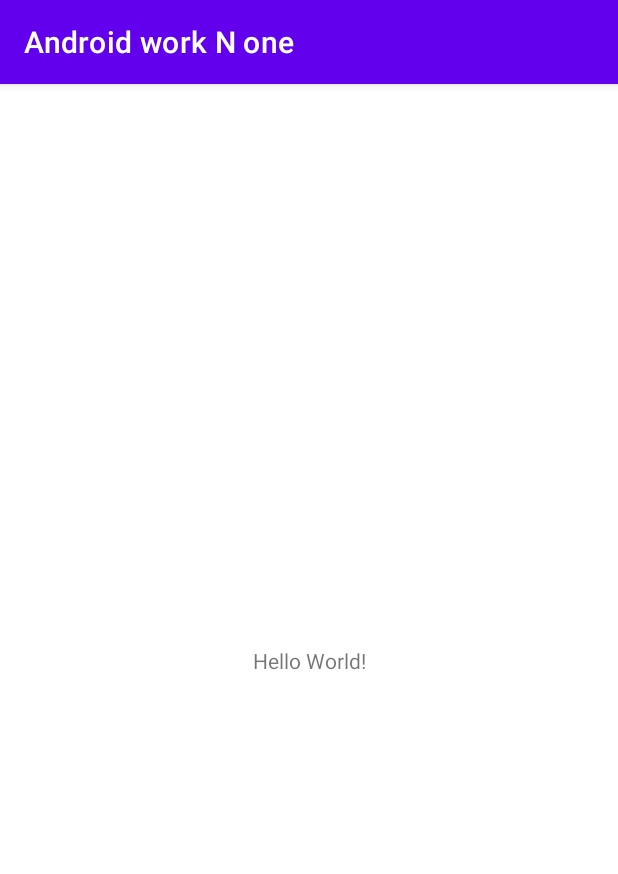
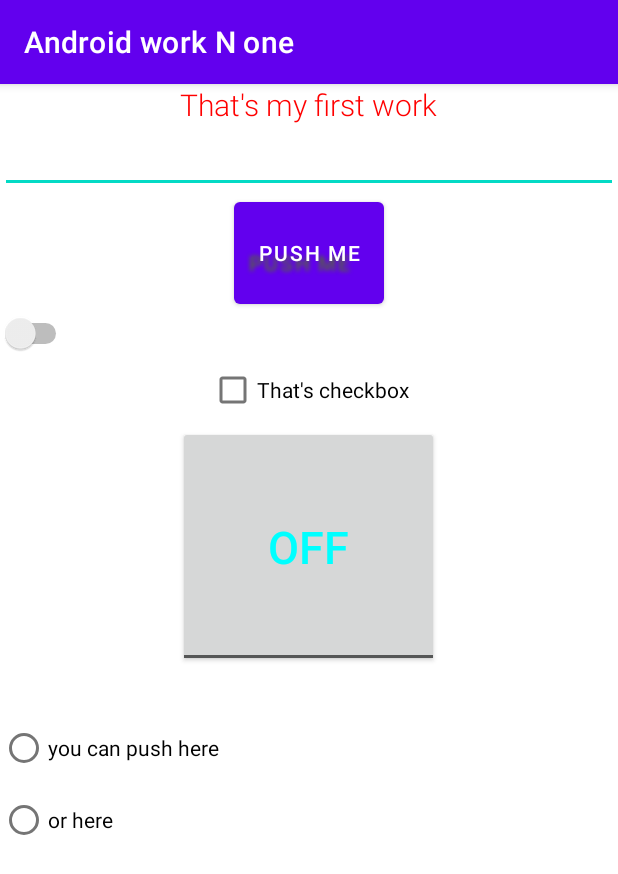
Before and after one commit to lekoal/android_my_work_n_1, an Android app: the screen it shows after launch (MainActivity), on a phone screen of 412 x 824 dp. Shown: the top 874 px of the screen. Run offline under Robolectric (Android 15) with nearby library versions, the phone set to English and light mode, and no system bars.

Commit message:
Added elements in the first layout

```diff
--- a/app/src/main/res/layout/activity_main.xml
+++ b/app/src/main/res/layout/activity_main.xml
@@ -6,13 +6,87 @@
     android:layout_height="match_parent"
     tools:context=".MainActivity">
 
+    <LinearLayout
+        android:layout_width="match_parent"
+        android:layout_height="fill_parent"
+        android:orientation="vertical"
+        tools:layout_editor_absoluteX="1dp"
+        tools:layout_editor_absoluteY="1dp"
+        tools:ignore="MissingConstraints">
+
+
         <TextView
             android:layout_width="wrap_content"
             android:layout_height="wrap_content"
-        android:text="Hello World!"
+            android:text="That's my first work"
+            android:fontFamily="sans-serif-light"
+            android:textColor="#FF0000"
+            android:textSize="20sp"
+            android:layout_gravity="center"
             app:layout_constraintBottom_toBottomOf="parent"
             app:layout_constraintLeft_toLeftOf="parent"
             app:layout_constraintRight_toRightOf="parent"
             app:layout_constraintTop_toTopOf="parent" />
 
+        <EditText
+            android:labelFor="@+id/editTextFirst"
+            android:layout_width="match_parent"
+            android:layout_height="wrap_content"
+            android:gravity="center"
+            tools:text="enter here something"/>
+
+        <Button
+            android:layout_width="wrap_content"
+            android:layout_height="80dp"
+            android:shadowDx="-10"
+            android:shadowDy="10"
+            android:shadowRadius="3"
+            android:shadowColor="#556B2F"
+            android:layout_gravity="center"
+            android:text="Push me" />
+
+
+        <Switch
+            android:layout_width="wrap_content"
+            android:layout_height="wrap_content"
+            tools:fontFamily="sans-serif-smallcaps"
+            tools:text="you can switch anything"
+            tools:ignore="UseSwitchCompatOrMaterialXml" />
+
+        <CheckBox
+            android:layout_width="wrap_content"
+            android:layout_height="wrap_content"
+            android:text="That's checkbox"
+            android:layout_gravity="center_horizontal"/>
+
+        <ToggleButton
+            android:layout_width="wrap_content"
+            android:layout_height="wrap_content"
+            android:layout_gravity="center_horizontal"
+            android:padding="60dp"
+            android:textSize="30dp"
+            android:textColor="#00FFFF"
+            />
+
+        <RadioGroup
+            android:layout_marginTop="30dp"
+            android:layout_width="wrap_content"
+            android:layout_height="wrap_content"
+            >
+
+            <RadioButton
+                android:text="you can push here"
+                android:layout_width="wrap_content"
+                android:layout_height="wrap_content" />
+
+            <RadioButton
+                android:text="or here"
+                android:layout_width="wrap_content"
+                android:layout_height="wrap_content" />
+
+        </RadioGroup>
+
+
+    </LinearLayout>
+
 </androidx.constraintlayout.widget.ConstraintLayout>
```
Lines whose indentation alone changed are shown as unchanged.
